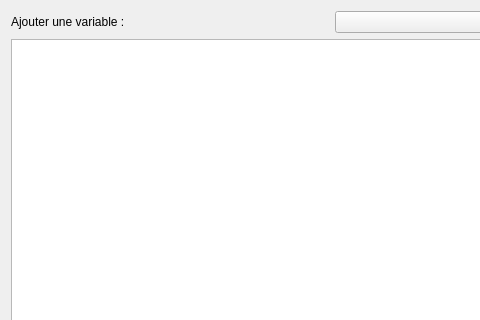
Old version of the form sources/ui/compositetexteditdialog.ui in the repository qelectrotech/qelectrotech-source-mirror; both pictures show x 0 to 480 and y 0 to 320 of the 664 by 538 pixel window.
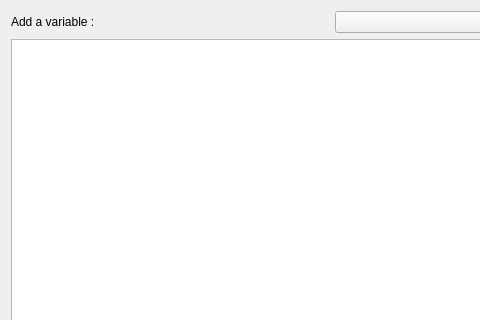
New version of the form.

What changed in the file:
```diff
--- a/sources/ui/compositetexteditdialog.ui
+++ b/sources/ui/compositetexteditdialog.ui
@@ -20,7 +20,7 @@
    <item row="0" column="0">
     <widget class="QLabel" name="label">
      <property name="text">
-      <string>Ajouter une variable :</string>
+      <string>Add a variable :</string>
      </property>
     </widget>
    </item>
```
Left out of the diff: 2 changed lines with no effect on the pictures.
